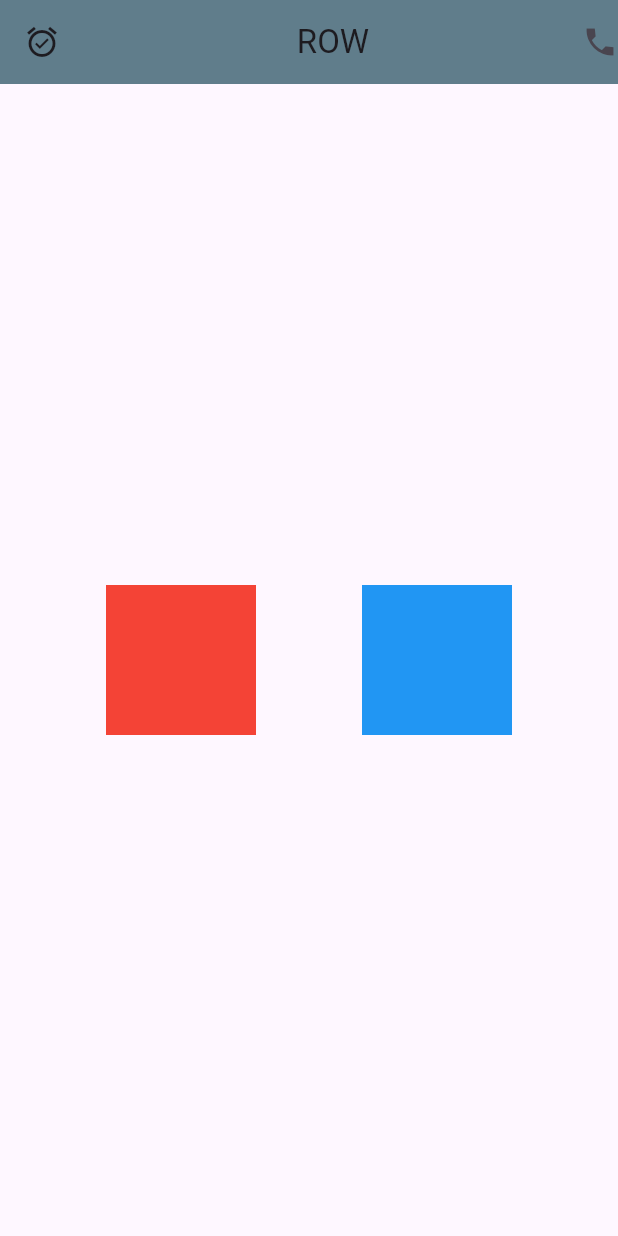
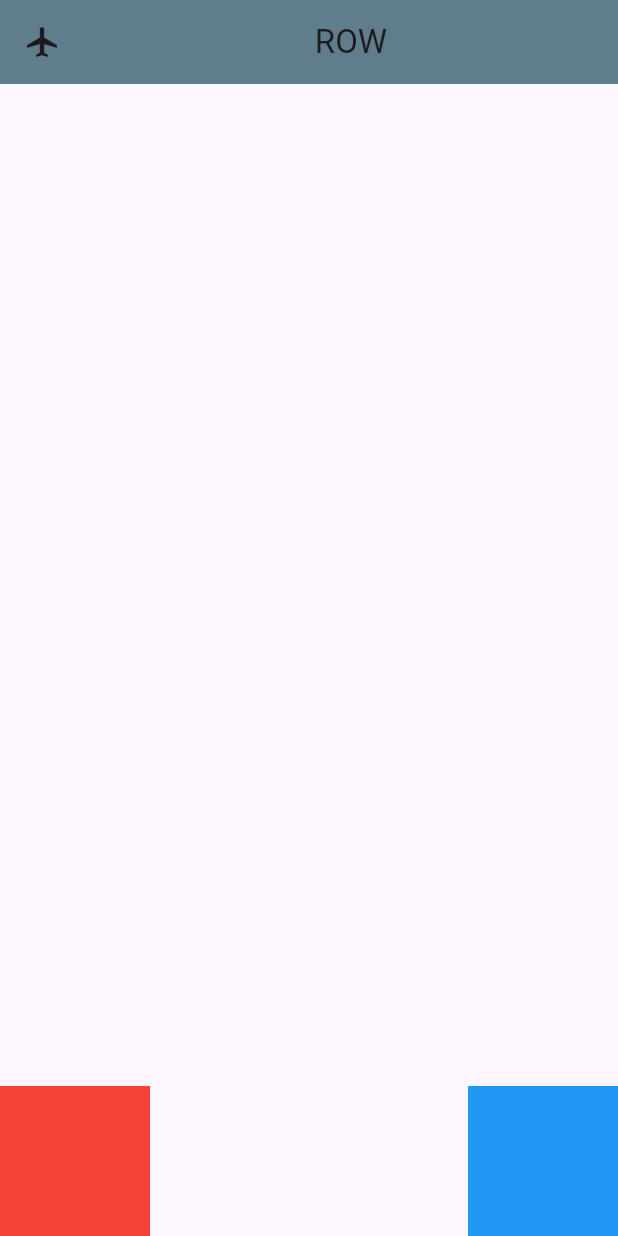
Before and after one commit to sujal-jadhav012/CodeXFlutter, a Flutter app: the screen it shows after launch, on a phone screen of 412 x 824 dp. Run offline on Flutter 3.47's test engine with Material 3 defaults, Android fonts, the light colour scheme and no system bars.

Commit message:
Assingment 4 is done

```diff
--- /dev/null
+++ b/practical_2/lib/Assingment4.dart
@@ -0,0 +1,37 @@
+import 'package:flutter/material.dart';
+
+class Assingment4 extends StatelessWidget {
+  const Assingment4({super.key});
+
+  @override
+  Widget build(BuildContext context) {
+    return Scaffold(
+      appBar: AppBar(
+        backgroundColor: Colors.blueGrey,
+        title: Center(
+          child: Text("ROW"),
+        ),
+        leading: Icon(Icons.airplanemode_active),
+        ),
+        body: SizedBox(
+              height: double.infinity,
+          child: Row(
+            mainAxisAlignment: MainAxisAlignment.spaceBetween,
+            crossAxisAlignment: CrossAxisAlignment.end,
+            children: [
+              Container(
+                height: 100,
+                width: 100,
+                color: Colors.red,
+              ),
+              Container(
+                height: 100,
+                width: 100,
+                color: Colors.blue,
+              ),
+            ],
+          ),
+        ),
+    );
+  }
+}
--- a/practical_2/lib/main.dart
+++ b/practical_2/lib/main.dart
@@ -1,5 +1,5 @@
 import 'package:flutter/material.dart';
-import 'package:practical_2/Assingment2.dart';
+import 'package:practical_2/Assingment4.dart';
 
 void main() {
   runApp(const MyApp());
@@ -14,7 +14,7 @@ class MyApp extends StatelessWidget {
     return MaterialApp(
 
 
-      home: Assingment2(),
+      home: Assingment4(),
     );
   }
 }
```
Also changed, not shown: practical_2/lib/Assingment3.dart (added, +37 -0 lines).
